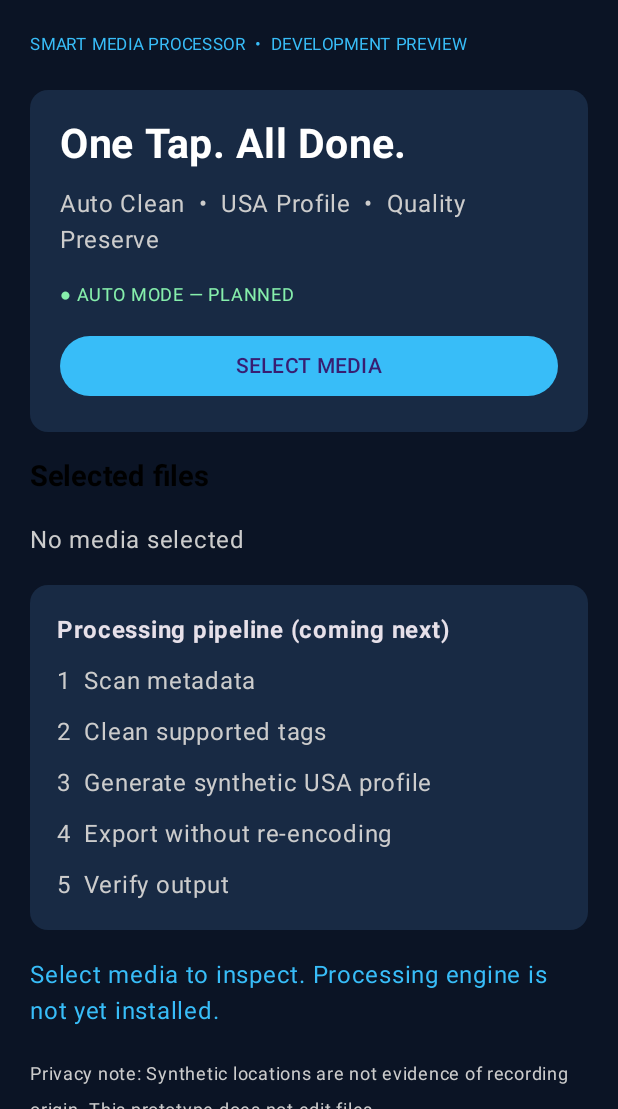
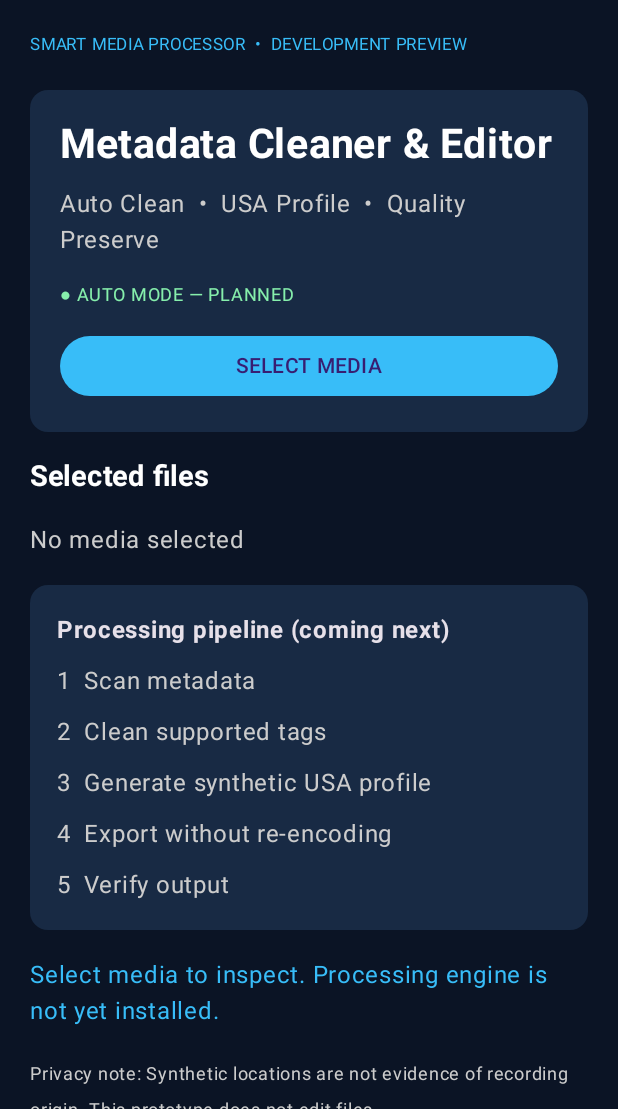
Before and after one commit to rotifex636-prog/ExpertMetadataStudio, an Android app built with Jetpack Compose: the screen it shows after launch (MainActivity), on a phone screen of 412 x 824 dp, the part 127-1236 px from its top. Run offline under Robolectric (Android 15) with nearby library versions, the phone set to English and light mode, and no system bars.

Commit message:
Align dashboard heading and selected files contrast with approved design

```diff
--- a/app/src/main/java/com/expert/metadata/MainActivity.kt
+++ b/app/src/main/java/com/expert/metadata/MainActivity.kt
@@ -42,13 +42,13 @@ class MainActivity : ComponentActivity() {
                     Text("SMART MEDIA PROCESSOR  •  DEVELOPMENT PREVIEW", color = Blue, fontSize = 11.sp)
                     Card(colors = CardDefaults.cardColors(containerColor = Panel)) {
                         Column(Modifier.fillMaxWidth().padding(20.dp), verticalArrangement = Arrangement.spacedBy(12.dp)) {
-                            Text("One Tap. All Done.", fontSize = 27.sp, fontWeight = FontWeight.Bold, color = Color.White)
+                            Text("Metadata Cleaner & Editor", fontSize = 27.sp, fontWeight = FontWeight.Bold, color = Color.White)
                             Text("Auto Clean  •  USA Profile  •  Quality Preserve", color = Color.LightGray)
                             Text("● AUTO MODE — PLANNED", color = Color(0xFF86EFAC), fontSize = 12.sp)
                             Button(onClick = { picker.launch(arrayOf("video/*", "image/*")) }, modifier = Modifier.fillMaxWidth()) { Text("SELECT MEDIA") }
                         }
                     }
-                    Text("Selected files", fontWeight = FontWeight.Bold, fontSize = 19.sp)
+                    Text("Selected files", fontWeight = FontWeight.Bold, fontSize = 19.sp, color = Color.White)
                     if (selected.isEmpty()) Text("No media selected", color = Color.LightGray)
                     selected.take(30).forEach { uri ->
                         val name = remember(uri) {
```
